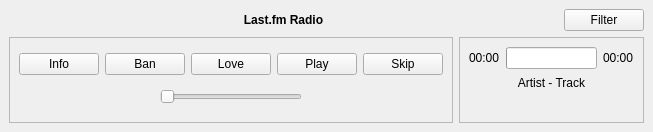
Qt form app/radio/WindowMini.ui (mutecypher/lastfm-desktop) before a commit.
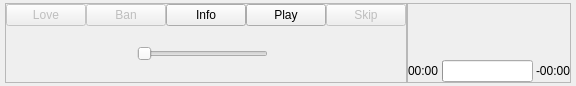
The same form after that commit. Custom widgets are drawn as their Qt base class.

Commit message: Lots of radio UI changes (READY FOR ALPHA?!).

The edit to the form file:
```diff
--- a/app/radio/WindowMini.ui
+++ b/app/radio/WindowMini.ui
@@ -6,46 +6,43 @@
    <rect>
     <x>0</x>
     <y>0</y>
-    <width>626</width>
-    <height>132</height>
+    <width>566</width>
+    <height>79</height>
    </rect>
   </property>
   <property name="windowTitle">
    <string>MainWindow</string>
   </property>
-  <widget class="QWidget" name="centralwidget">
-   <layout class="QVBoxLayout" name="verticalLayout" stretch="0,0">
+  <widget class="QWidget" name="controlFrameMini">
+   <layout class="QVBoxLayout" name="verticalLayout" stretch="0">
+    <property name="spacing">
+     <number>0</number>
+    </property>
+    <property name="sizeConstraint">
+     <enum>QLayout::SetMinimumSize</enum>
+    </property>
+    <property name="leftMargin">
+     <number>5</number>
+    </property>
+    <property name="topMargin">
+     <number>3</number>
+    </property>
+    <property name="rightMargin">
+     <number>5</number>
+    </property>
+    <property name="bottomMargin">
+     <number>3</number>
+    </property>
     <item>
-     <layout class="QHBoxLayout" name="horizontalLayout" stretch="1,0">
-      <item>
-       <widget class="QLabel" name="radioTitle">
-        <property name="font">
-         <font>
-          <weight>75</weight>
-          <bold>true</bold>
-         </font>
-        </property>
-        <property name="text">
-         <string>Last.fm Radio</string>
-        </property>
-        <property name="alignment">
-         <set>Qt::AlignCenter</set>
-        </property>
-       </widget>
-      </item>
-      <item>
-       <widget class="QPushButton" name="filter">
-        <property name="text">
-         <string>Filter</string>
-        </property>
-       </widget>
-      </item>
-     </layout>
-    </item>
-    <item>
-     <layout class="QHBoxLayout" name="horizontalLayout_2">
+     <layout class="QHBoxLayout" name="horizontalLayout_2" stretch="0,1">
+      <property name="spacing">
+       <number>0</number>
+      </property>
       <item>
        <layout class="QVBoxLayout" name="verticalLayout_2">
+        <property name="spacing">
+         <number>0</number>
+        </property>
         <item>
          <widget class="QFrame" name="playbackControls">
           <property name="frameShape">
@@ -55,24 +52,19 @@
            <enum>QFrame::Raised</enum>
           </property>
           <layout class="QVBoxLayout" name="verticalLayout_4">
+           <property name="spacing">
+            <number>0</number>
+           </property>
+           <property name="margin">
+            <number>0</number>
+           </property>
            <item>
             <layout class="QHBoxLayout" name="horizontalLayout_3">
-             <item>
-              <widget class="QPushButton" name="info">
-               <property name="text">
-                <string>Info</string>
-               </property>
-              </widget>
-             </item>
-             <item>
-              <widget class="QPushButton" name="ban">
-               <property name="text">
-                <string>Ban</string>
-               </property>
-              </widget>
-             </item>
              <item>
               <widget class="QPushButton" name="love">
+               <property name="enabled">
+                <bool>false</bool>
+               </property>
                <property name="text">
                 <string>Love</string>
                </property>
@@ -81,6 +73,23 @@
                </property>
               </widget>
              </item>
+             <item>
+              <widget class="QPushButton" name="ban">
+               <property name="enabled">
+                <bool>false</bool>
+               </property>
+               <property name="text">
+                <string>Ban</string>
+               </property>
+              </widget>
+             </item>
+             <item>
+              <widget class="QPushButton" name="info">
+               <property name="text">
+                <string>Info</string>
+               </property>
+              </widget>
+             </item>
              <item>
               <widget class="QPushButton" name="play">
                <property name="text">
@@ -93,6 +102,9 @@
              </item>
              <item>
               <widget class="QPushButton" name="skip">
+               <property name="enabled">
+                <bool>false</bool>
+               </property>
                <property name="text">
                 <string>Skip</string>
                </property>
@@ -102,6 +114,9 @@
            </item>
            <item>
             <layout class="QHBoxLayout" name="horizontalLayout_5">
+             <property name="spacing">
+              <number>0</number>
+             </property>
              <item>
               <spacer name="horizontalSpacer">
                <property name="orientation">
@@ -122,6 +137,13 @@
                </property>
               </widget>
              </item>
+             <item>
+              <widget class="QLabel" name="volumeBars">
+               <property name="text">
+                <string/>
+               </property>
+              </widget>
+             </item>
              <item>
               <spacer name="horizontalSpacer_2">
                <property name="orientation">
@@ -151,8 +173,57 @@
          <enum>QFrame::Raised</enum>
         </property>
         <layout class="QVBoxLayout" name="verticalLayout_3">
+         <property name="spacing">
+          <number>0</number>
+         </property>
+         <property name="margin">
+          <number>0</number>
+         </property>
+         <item>
+          <widget class="QLabel" name="radioTitle">
+           <property name="font">
+            <font>
+             <weight>75</weight>
+             <bold>true</bold>
+            </font>
+           </property>
+           <property name="text">
+            <string/>
+           </property>
+           <property name="alignment">
+            <set>Qt::AlignCenter</set>
+           </property>
+          </widget>
+         </item>
+         <item>
+          <widget class="QLabel" name="trackTitle">
+           <property name="text">
+            <string/>
+           </property>
+           <property name="alignment">
+            <set>Qt::AlignLeading|Qt::AlignLeft|Qt::AlignVCenter</set>
+           </property>
+          </widget>
+         </item>
+         <item>
+          <widget class="QLabel" name="album">
+           <property name="text">
+            <string/>
+           </property>
+          </widget>
+         </item>
+         <item>
+          <widget class="QLabel" name="context">
+           <property name="text">
+            <string/>
+           </property>
+          </widget>
+         </item>
          <item>
           <layout class="QHBoxLayout" name="horizontalLayout_4">
+           <property name="spacing">
+            <number>3</number>
+           </property>
            <item>
             <widget class="QLabel" name="time">
              <property name="text">
@@ -173,29 +244,12 @@
            <item>
             <widget class="QLabel" name="timeToGo">
              <property name="text">
-              <string>00:00</string>
+              <string>-00:00</string>
              </property>
             </widget>
            </item>
           </layout>
          </item>
-         <item>
-          <widget class="QLabel" name="trackTitle">
-           <property name="text">
-            <string>Artist - Track</string>
-           </property>
-           <property name="alignment">
-            <set>Qt::AlignCenter</set>
-           </property>
-          </widget>
-         </item>
-         <item>
-          <widget class="QLabel" name="context">
-           <property name="text">
-            <string/>
-           </property>
-          </widget>
-         </item>
         </layout>
        </widget>
       </item>
```
Left out of the diff: 2 changed lines with no effect on the pictures. The commit also changes 14 other files.
